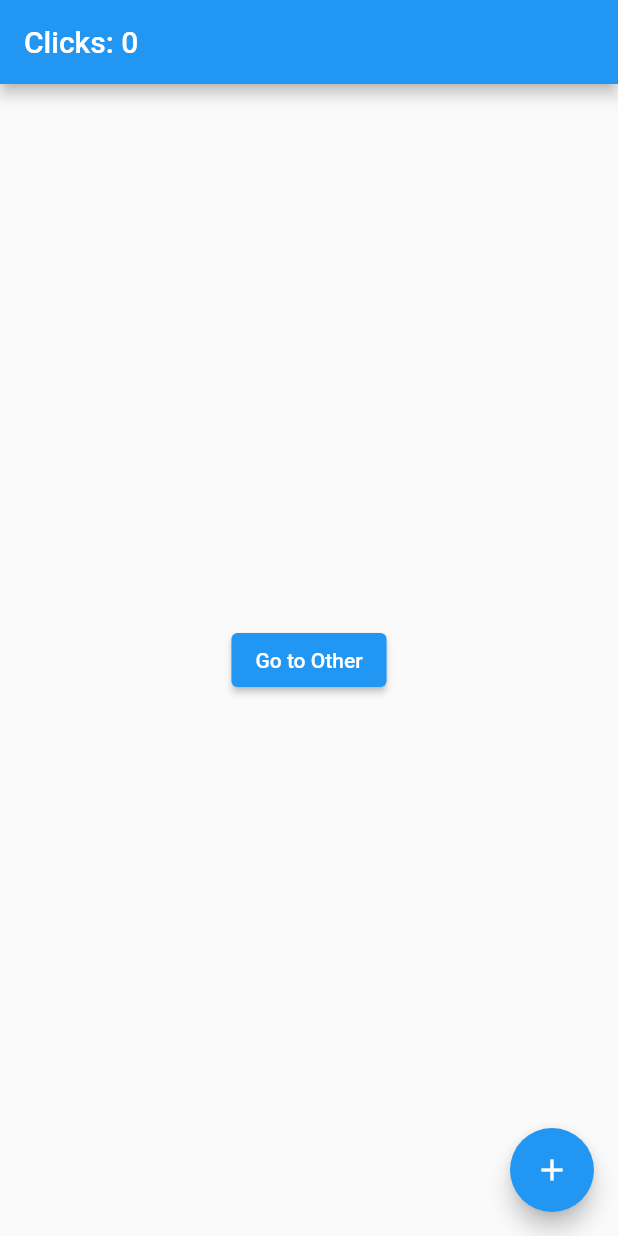
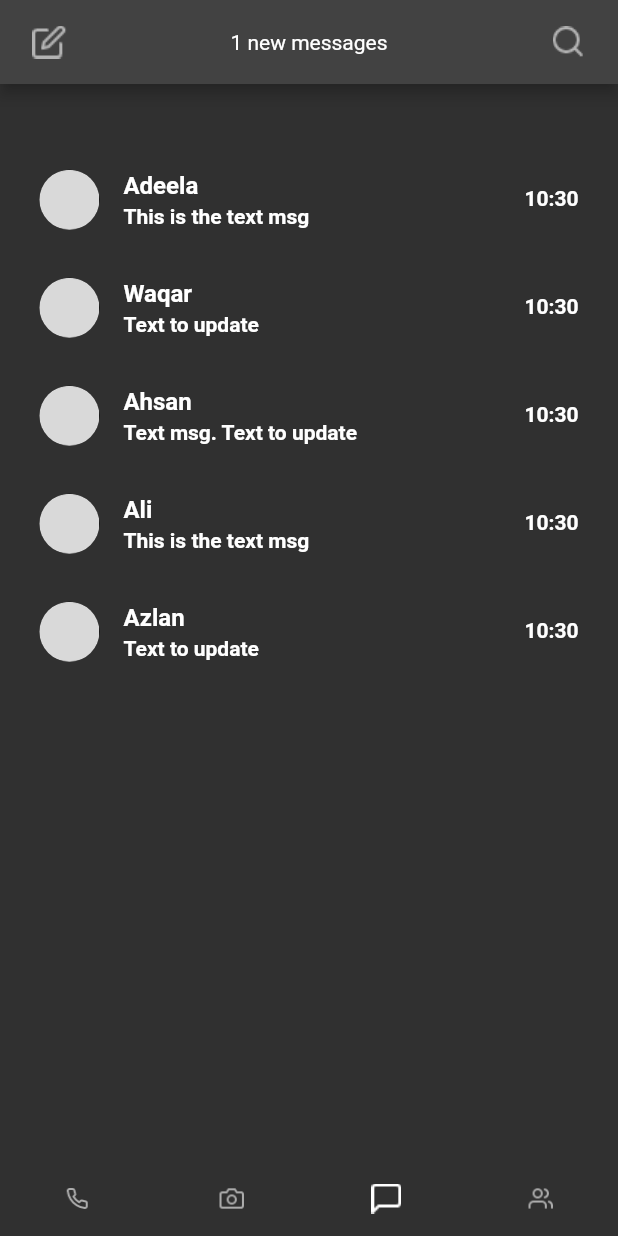
Before and after one commit to adeela8116/demoWithGetX, a Flutter app: the screen it shows after launch, on a phone screen of 412 x 824 dp. Run offline on Flutter 3.47's test engine with Material 2 defaults, Android fonts, the phone set to English and light mode, and no system bars; our stand-ins replace get.

Commit message:
chatList is added

```diff
--- /dev/null
+++ b/lib/bottomNavBar.dart
@@ -0,0 +1,30 @@
+import 'package:flutter/material.dart';
+import 'package:get/get.dart';
+
+import 'main.dart';
+import 'next.dart';
+
+class BottomNavBar extends StatelessWidget {
+  const BottomNavBar({Key? key}) : super(key: key);
+
+  @override
+  Widget build(BuildContext context) {
+    return SafeArea(
+      child: Container(
+        height: 50,
+        child: Row(
+          mainAxisAlignment: MainAxisAlignment.spaceAround,
+          children: [
+            _widget("assets/images/call.png", Next()),
+            _widget("assets/images/cam.png", Next()),
+            _widget("assets/images/msg.png", MyApp()),
+            _widget("assets/images/grp.png", Next()),
+          ],
+        ),
+      ),
+    );
+  }
+  Widget _widget(var icon, var page){
+    return IconButton(onPressed: (){Get.to(page);}, iconSize: 50 ,icon: ImageIcon( AssetImage(icon), color: Color(0xFFFFFFFF)));
+  }
+}
--- a/lib/main.dart
+++ b/lib/main.dart
@@ -1,40 +1,116 @@
+import 'package:demoproject_with_get_x/bottomNavBar.dart';
+import 'package:intl/intl.dart';
 import 'package:flutter/material.dart';
 import 'package:get/get.dart';
 
 void main() {
-  runApp(GetMaterialApp(home: MyApp()));
+  runApp(
+      GetMaterialApp(
+          home: MyApp(),
+        theme: ThemeData(primarySwatch: Colors.blue),
+        themeMode: ThemeMode.dark,
+        debugShowCheckedModeBanner: false,
+        darkTheme: ThemeData.dark(),
+      )
+  );
 }
 class Controller extends GetxController{
-  var count = 0.obs;
+  var count = 1.obs;
   increment() => count++;
+}
+class listController extends GetxController{
+  final List<List<String>> _listViewData =[
+    ["1", "Adeela", "This is the text msg", "my.website.com"],
+    ["2", "Waqar", "Text to update", "my.website.com"],
+    ["3", "Ahsan", "Text msg. Text to update", "my.website.com"],
+    ["4", "Ali", "This is the text msg", "my.website.com"],
+    ["5", "Azlan", "Text to update", "my.website.com"],
+  ].obs;
+  addToList(List<String> list){
+    _listViewData.add(list);
+  }
+
 }
 
 class MyApp extends StatelessWidget {
 
   @override
   Widget build(context) {
-    // Instantiate your class using Get.put() to make it available for all "child" routes there.
     final Controller c = Get.put(Controller());
+    final listController l = Get.put(listController());
+    ScrollController _scrollController = ScrollController();
+    String ItemData = '';
 
     return Scaffold(
-      // Use Obx(()=> to update Text() whenever count is changed.
-        appBar: AppBar(title: Obx(() => Text("Clicks: ${c.count}"))),
-
-        // Replace the 8 lines Navigator.push by a simple Get.to(). You don't need context
-        body: Center(child: ElevatedButton(
-            child: Text("Go to Other"), onPressed: () => Get.to(MyHomePage()))),
-        floatingActionButton:
-        FloatingActionButton(child: Icon(Icons.add), onPressed: c.increment));
+        appBar: AppBar(
+          automaticallyImplyLeading: false,
+            actions: [
+                IconButton(
+                  icon: ImageIcon( AssetImage("assets/images/edit.png"), color: Color(0xFFFFFFFF)),
+                  onPressed: (){},
+                  iconSize: 50,
+                ),
+              Spacer(flex: 2),
+                Center(
+                  child: c.count > 0 ? Obx(() => Text("${c.count} new messages", style: TextStyle( fontSize: 14),)) : Text(""),
+                ),
+              Spacer(flex: 2),
+                IconButton(
+                  icon: ImageIcon( AssetImage("assets/images/search.png"), color: Color(0xFFFFFFFF)),
+                  onPressed: (){},
+                  iconSize: 50,
+                ),
+              ],
+        ),
+        body: SafeArea(
+          child: SingleChildScrollView(
+            child: Container(
+              height: Get.height,
+              width: Get.width,
+              padding: EdgeInsets.fromLTRB(Get.width/40, Get.height/20, Get.width/40, Get.height/20),
+              child: Column(
+                children: [
+                  Expanded(
+                    flex: 1,
+                    child: Container(
+                      height: 400,
+                      child: Scrollbar(
+                        child: ListView.builder(
+                          itemCount: l._listViewData.length,
+                          controller: _scrollController,
+                          itemBuilder: (context, index) {
+                            return Row(
+                              children: [
+                                Expanded(
+                                  flex: 1,
+                                  child: ListTile(
+                                    onTap: () {
+                                      ItemData = l._listViewData[index][0];
+                                      print("ItemDATA: $ItemData");
+                                    },
+                                    trailing: Text(DateFormat('kk:mm').format(DateTime.now()),
+                                      style: TextStyle(height: 1, fontStyle: FontStyle.normal, fontWeight: FontWeight.bold, color: Colors.white),),
+                                    leading: CircleAvatar(backgroundImage: AssetImage('assets/images/ellipse.png'),),
+                                    title: Text(l._listViewData[index][1],
+                                      style: TextStyle(height: 1, fontStyle: FontStyle.normal, fontWeight: FontWeight.bold, color: Colors.white),
+                                    ),
+                                    subtitle: Text("${l._listViewData[index][2]}",
+                                      style: TextStyle(height: 1, fontStyle: FontStyle.normal, fontWeight: FontWeight.bold, color: Colors.white),)
+                                  ),
+                                )
+                              ],
+                            );
+                          },
+                        ),
+                      ),
+                    ),
+                  ),
+                ],
+              ),
+            ),
+          )
+        ),
+      bottomNavigationBar: BottomNavBar(),
+    );
   }
 }
-
-class MyHomePage extends StatelessWidget {
-  // You can ask Get to find a Controller that is being used by another page and redirect you to it.
-  final Controller c = Get.find();
-
-  @override
-  Widget build(context){
-    // Access the updated count variable
-    return Scaffold(body: Center(child: Text("${c.count}")));
-  }
-}
--- /dev/null
+++ b/lib/next.dart
@@ -0,0 +1,15 @@
+import 'package:flutter/material.dart';
+import 'package:get/get.dart';
+
+class Next extends StatelessWidget {
+  const Next({Key? key}) : super(key: key);
+
+  @override
+  Widget build(BuildContext context) {
+    return Scaffold(
+      body: Container(
+        child: Center(child: TextButton(onPressed: (){Get.back();}, child: Text("BACK", style: TextStyle(color: Colors.white),))),
+      ),
+    );
+  }
+}
```
Also changed, not shown: pubspec.yaml (+9 -3 lines), assets/images/call.png (added), assets/images/cam.png (added), assets/images/edit.png (added), assets/images/ellipse.png (added), assets/images/grp.png (added), assets/images/msg.png (added), assets/images/search.png (added), pubspec.lock.
